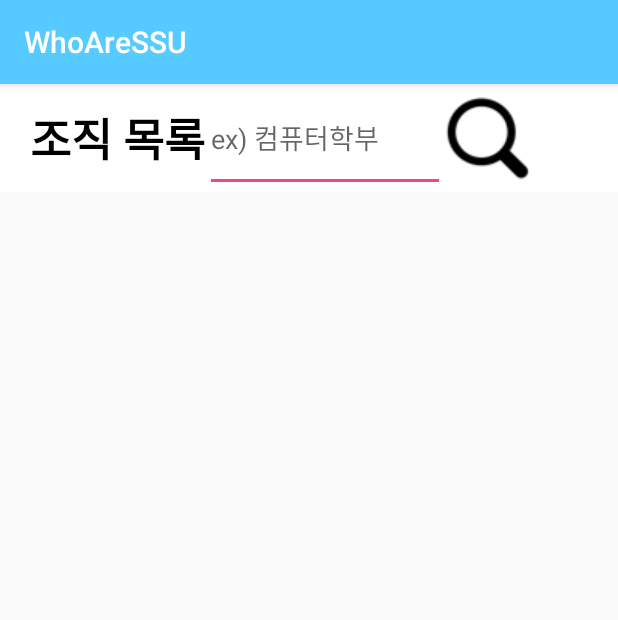
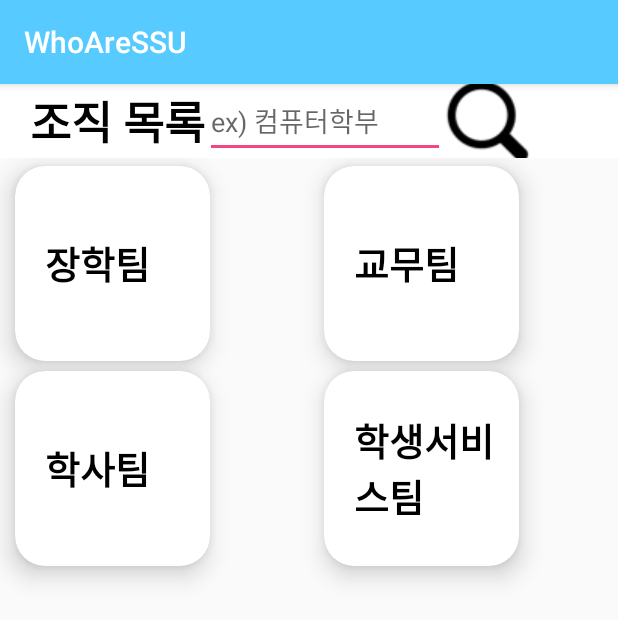
Before and after one commit to hubhubhub98/Connected, an Android app: the fragment OrgListFragment shown on its own in the app's theme, on a phone screen of 412 x 824 dp. Shown: the top 620 px of the screen. Run offline under Robolectric (Android 15) with nearby library versions, the phone set to English and light mode, and no system bars; 1 statement that could not run was skipped.

Commit message:
리사이클러뷰 그리드 배치 및 버튼 터치기능 구현

```diff
--- a/app/src/main/AndroidManifest.xml
+++ b/app/src/main/AndroidManifest.xml
@@ -1,6 +1,7 @@
 <?xml version="1.0" encoding="utf-8"?>
 <manifest xmlns:android="http://schemas.android.com/apk/res/android"
     package="com.changsdev.whoaressuproject">
+    <!--앱에서 전화 연결을 위한 사용 허가-->
     <uses-permission android:name="android.permission.CALL_PHONE"/>
 
     <application
@@ -18,13 +19,18 @@
         </activity>
         <activity android:name=".PwResetActivity" />
         <activity android:name=".LoginActivity">
+
             <intent-filter>
                 <action android:name="android.intent.action.MAIN" />
 
                 <category android:name="android.intent.category.LAUNCHER" />
             </intent-filter>
         </activity>
-        <activity android:name=".MainActivity"></activity>
+        <!-- 키보드가 레이아웃에 영향 주지 않기 -->
+        <activity android:name=".MainActivity"
+            android:windowSoftInputMode="adjustPan">
+
+        </activity>
     </application>
 
 </manifest>
--- /dev/null
+++ b/app/src/main/java/com/changsdev/whoaressuproject/Adapter/OrgAdapter.java
@@ -0,0 +1,55 @@
+package com.changsdev.whoaressuproject.Adapter;
+
+import android.content.Context;
+import android.content.Intent;
+import android.net.Uri;
+import android.view.LayoutInflater;
+import android.view.View;
+import android.view.ViewGroup;
+
+import androidx.annotation.NonNull;
+import androidx.recyclerview.widget.RecyclerView;
+import java.util.ArrayList;
+
+import com.changsdev.whoaressuproject.R;
+import com.changsdev.whoaressuproject.model.TeamInfo;
+
+public class OrgAdapter<orgItemList> extends RecyclerView.Adapter<SampleOrgViewHolder> {
+
+    private final ArrayList<TeamInfo> orgItemList;
+    private Context context;
+
+
+
+    public OrgAdapter(Context context, ArrayList<TeamInfo> orgItemList){
+        this.orgItemList = orgItemList;
+        this.context = context;
+    }
+    @Override
+    public int getItemCount() {
+        return this.orgItemList.size();
+    }
+    @Override
+    public SampleOrgViewHolder onCreateViewHolder(ViewGroup parent, int viewType) {
+        View sampleItemLayout = LayoutInflater.from(parent.getContext())
+                .inflate(R.layout.fragment_org_list_recycler,parent,false);
+        return new SampleOrgViewHolder(sampleItemLayout);
+    }
+
+    @Override
+    public void onBindViewHolder(SampleOrgViewHolder viewHolder, final int position) {
+        viewHolder.orgName.setText(""+orgItemList.get(position).name);
+
+        viewHolder.orgName.setOnClickListener(new View.OnClickListener(){
+
+            @Override
+            public void onClick(View view) {
+                Intent intent = new Intent(Intent.ACTION_VIEW);
+                intent.setData(Uri.parse(orgItemList.get(position).name));
+                context.startActivity(intent);
+            }
+        });
+    }
+
+
+}
--- /dev/null
+++ b/app/src/main/java/com/changsdev/whoaressuproject/Adapter/SampleOrgViewHolder.java
@@ -0,0 +1,43 @@
+package com.changsdev.whoaressuproject.Adapter;
+
+import android.content.Intent;
+import android.net.Uri;
+import android.view.View;
+import android.widget.TextView;
+
+import androidx.recyclerview.widget.RecyclerView;
+
+import com.changsdev.whoaressuproject.R;
+
+public class SampleOrgViewHolder extends RecyclerView.ViewHolder {
+    public TextView orgName;
+
+
+    public SampleOrgViewHolder(View view){
+        super(view);
+        this.orgName = (TextView)view.findViewById(R.id.org_name);
+        // 아이템 클릭 이벤트 처리
+        orgName.setOnClickListener(new View.OnClickListener(){
+
+            @Override
+            public void onClick(View view) {
+                Intent intent=new Intent();
+                intent.setAction(Intent.ACTION_DIAL);
+                intent.setData(Uri.parse("tel:01038405669"));
+                startActivity(intent); // 체크
+            }
+        });
+
+
+                // 전화번호 띄우기 기능
+//        TextView button = (TextView) view.findViewById(R.id.org_name);
+//        button.setOnClickListener(new View.OnClickListener() {
+//            @Override
+//            public void onClick(View view) {
+//                Intent intent=new Intent();
+//                intent.setAction(Intent.ACTION_DIAL);
+//                intent.setData(Uri.parse("tel:01038405669"));
+//                startActivity(intent);
+
+    }
+}
--- a/app/src/main/java/com/changsdev/whoaressuproject/fragment/OrgListFragment.java
+++ b/app/src/main/java/com/changsdev/whoaressuproject/fragment/OrgListFragment.java
@@ -1,16 +1,29 @@
 package com.changsdev.whoaressuproject.fragment;
 
 
+import android.content.Intent;
+import android.net.Uri;
 import android.os.Bundle;
 import android.view.LayoutInflater;
 import android.view.View;
 import android.view.ViewGroup;
+import android.widget.Button;
 import android.widget.EditText;
 import android.widget.ImageButton;
+import android.widget.TextView;
 
 import androidx.fragment.app.Fragment;
+import androidx.recyclerview.widget.GridLayoutManager;
+import androidx.recyclerview.widget.LinearLayoutManager;
+import androidx.recyclerview.widget.RecyclerView;
 
+import com.changsdev.whoaressuproject.Adapter.MyAdapter;
+import com.changsdev.whoaressuproject.Adapter.OrgAdapter;
 import com.changsdev.whoaressuproject.R;
+import com.changsdev.whoaressuproject.model.ChatInfo;
+import com.changsdev.whoaressuproject.model.TeamInfo;
+
+import java.util.ArrayList;
 
 /**
  * A simple {@link Fragment} subclass.
@@ -25,11 +38,18 @@ public class OrgListFragment extends Fragment {
                              Bundle savedInstanceState) {
         // 조직 목록 리스트 버튼 동작
         View view = inflater.inflate(R.layout.fragment_org_list, container, false);
-        final EditText serchWard = (EditText)view.findViewById(R.id.serchWard);
-        String ward;
+//        final EditText serchWard = (EditText)view.findViewById(R.id.serchWard);
+//        String ward;
+//        ImageButton serchOrgList = (ImageButton)view.findViewById(R.id.serchOrgList);
+//        serchOrgList.setOnClickListener(new View.OnClickListener() {
+//            @Override
+//            public void onClick(View view) {
+//                serchWard.getText();
+//            }
+//        });
         // 전화번호 띄우기 기능
-        //Button button = (Button) view.findViewById(R.id.button);
-        //button.setOnClickListener(new View.OnClickListener() {
+//        TextView button = (TextView) view.findViewById(R.id.org_name);
+//        button.setOnClickListener(new View.OnClickListener() {
 //            @Override
 //            public void onClick(View view) {
 //                Intent intent=new Intent();
@@ -38,13 +58,27 @@ public class OrgListFragment extends Fragment {
 //                startActivity(intent);
 //            }
 //        });
-        ImageButton serchOrgList = (ImageButton)view.findViewById(R.id.serchOrgList);
-        serchOrgList.setOnClickListener(new View.OnClickListener() {
-            @Override
-            public void onClick(View view) {
-                serchWard.getText();
-            }
-        });
+
+
+        // 그리드 리사이클러뷰
+        ArrayList<TeamInfo> orgItemList = new ArrayList<TeamInfo>(){{
+           add(new TeamInfo("장학팀"));
+            add(new TeamInfo("교무팀"));
+            add(new TeamInfo("학사팀"));
+            add(new TeamInfo("학생서비스팀"));
+        }};
+
+        int numberofColumns = 2;
+        RecyclerView mRecyclerView = view.findViewById(R.id.recycler);
+        RecyclerView.LayoutManager mGridLayoutManager;
+        OrgAdapter myAdapter = new OrgAdapter(getActivity(),orgItemList);
+
+        mRecyclerView.setHasFixedSize(true);
+        mGridLayoutManager = new GridLayoutManager(getActivity(),numberofColumns);
+
+
+        mRecyclerView.setLayoutManager(mGridLayoutManager);
+        mRecyclerView.setAdapter(myAdapter);
         return view;
     }
 
--- /dev/null
+++ b/app/src/main/java/com/changsdev/whoaressuproject/model/TeamInfo.java
@@ -0,0 +1,9 @@
+package com.changsdev.whoaressuproject.model;
+
+public class TeamInfo {
+    public String name;
+
+    public TeamInfo(String name){
+        this.name = name;
+    }
+}
--- a/app/src/main/res/layout/fragment_org_list.xml
+++ b/app/src/main/res/layout/fragment_org_list.xml
@@ -47,10 +47,7 @@
             android:id="@+id/recycler"
             android:layout_width="match_parent"
             android:layout_height="match_parent"/>
-        <Button
-            android:id="@+id/button"
-            android:layout_width="match_parent"
-            android:layout_height="wrap_content" />
+
 
     </LinearLayout>
 
--- /dev/null
+++ b/app/src/main/res/layout/fragment_org_list_recycler.xml
@@ -0,0 +1,36 @@
+<?xml version="1.0" encoding="utf-8"?>
+<androidx.cardview.widget.CardView xmlns:android="http://schemas.android.com/apk/res/android"
+    android:id="@+id/chat_list"
+    android:layout_width="130dp"
+    android:layout_height="130dp"
+    xmlns:tools="http://schemas.android.com/tools"
+    xmlns:app="http://schemas.android.com/apk/res-auto"
+    app:cardElevation="10dp"
+    app:cardCornerRadius="20dp"
+    android:layout_marginBottom="1dp"
+    android:layout_marginStart="10dp"
+    android:layout_marginEnd="10dp"
+    android:layout_marginTop="5dp"
+    app:cardBackgroundColor="#FFFFFF"
+    android:clickable="true"
+    >
+
+    <RelativeLayout
+        android:layout_width="match_parent"
+        android:layout_height="match_parent"
+        android:gravity="center_vertical">
+
+        <TextView
+            android:id="@+id/org_name"
+            android:textStyle="bold"
+            android:layout_width="wrap_content"
+            android:layout_height="wrap_content"
+            android:layout_gravity="center_vertical"
+            android:layout_marginLeft="20dp"
+            android:textSize="25dp"
+            android:textColor="#000000"
+            android:onClick="onClick"/>
+
+    </RelativeLayout>
+
+</androidx.cardview.widget.CardView>
```
